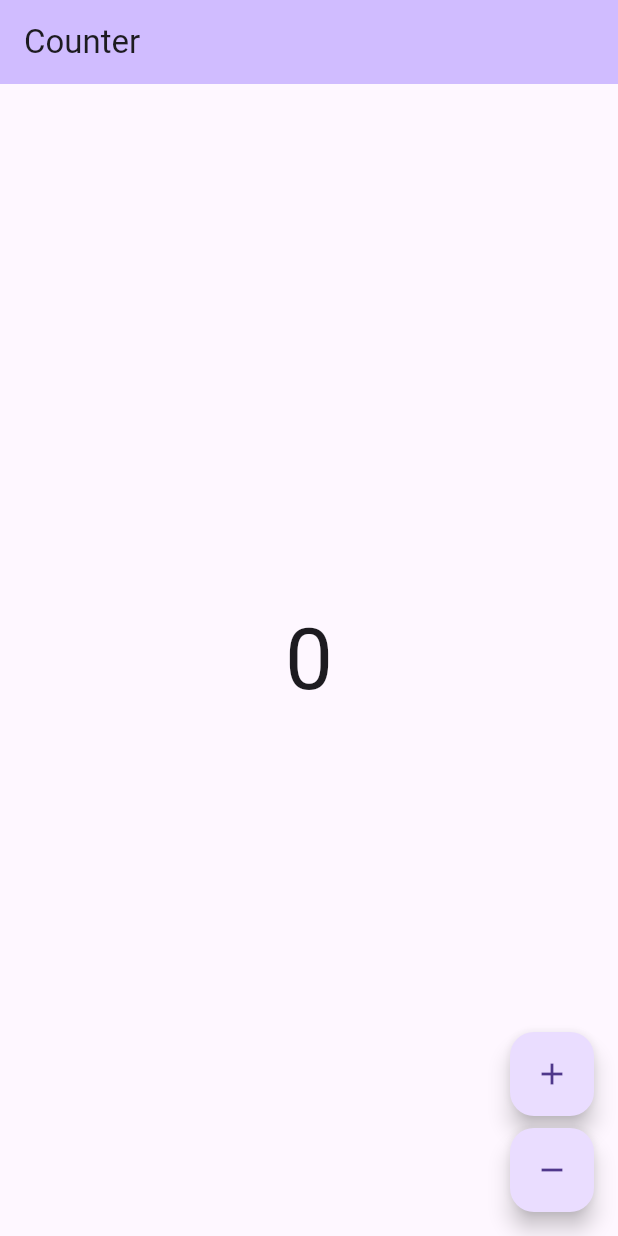
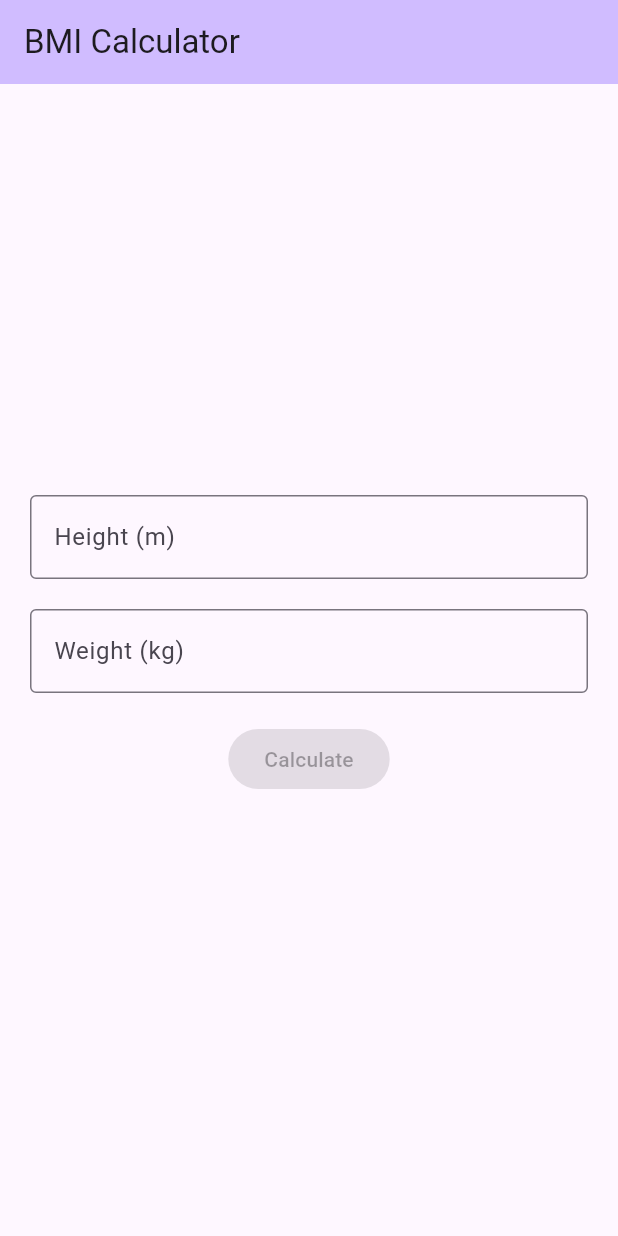
Before and after one commit to mnkeis/flutter_bmi_calculator, a Flutter app: the screen it shows after launch, on a phone screen of 412 x 824 dp. Run offline on Flutter 3.47's test engine with Material 3 defaults, Android fonts, the phone set to English and light mode, and no system bars; our stand-ins replace bloc, equatable, flutter_bloc, formz; generated files the repository leaves out were written again.

Commit message:
Implemented BMI calculation

```diff
--- /dev/null
+++ b/devtools_options.yaml
@@ -0,0 +1 @@
+extensions:
--- a/lib/app/view/app.dart
+++ b/lib/app/view/app.dart
@@ -1,5 +1,5 @@
 import 'package:flutter/material.dart';
-import 'package:flutter_bmi_calculator/counter/counter.dart';
+import 'package:flutter_bmi_calculator/bmi_calculator/bmi_calculator.dart';
 import 'package:flutter_bmi_calculator/l10n/l10n.dart';
 
 class App extends StatelessWidget {
@@ -8,7 +8,9 @@ class App extends StatelessWidget {
   @override
   Widget build(BuildContext context) {
     return MaterialApp(
+      debugShowCheckedModeBanner: false,
       theme: ThemeData(
+        visualDensity: VisualDensity.adaptivePlatformDensity,
         appBarTheme: AppBarTheme(
           backgroundColor: Theme.of(context).colorScheme.inversePrimary,
         ),
@@ -16,7 +18,7 @@ class App extends StatelessWidget {
       ),
       localizationsDelegates: AppLocalizations.localizationsDelegates,
       supportedLocales: AppLocalizations.supportedLocales,
-      home: const CounterPage(),
+      home: const BmiCalculatorPage(),
     );
   }
 }
--- /dev/null
+++ b/lib/bmi_calculator/bmi_calculator.dart
@@ -0,0 +1,2 @@
+export 'cubit/bmi_calculator_cubit.dart';
+export 'view/bmi_calculator_page.dart';
--- /dev/null
+++ b/lib/bmi_calculator/cubit/bmi_calculator_cubit.dart
@@ -0,0 +1,51 @@
+import 'package:bloc/bloc.dart';
+import 'package:equatable/equatable.dart';
+import 'package:flutter_bmi_calculator/bmi_calculator/models/models.dart';
+import 'package:formz/formz.dart';
+
+part 'bmi_calculator_state.dart';
+
+class BmiCalculatorCubit extends Cubit<BmiCalculatorState> {
+  BmiCalculatorCubit() : super(const BmiCalculatorState());
+
+  void heightEdited(String? value) {
+    if (value != null) {
+      final height = DecimalNumber.dirty(value);
+      emit(
+        state.copyWith(
+          height: height,
+          isCalculated: false,
+          isValid: Formz.validate([height, state.weight]),
+        ),
+      );
+    }
+  }
+
+  void weightEdited(String? value) {
+    if (value != null) {
+      final weight = DecimalNumber.dirty(value);
+      emit(
+        state.copyWith(
+          weight: weight,
+          isCalculated: false,
+          isValid: Formz.validate([weight, state.height]),
+        ),
+      );
+    }
+  }
+
+  void calculateBmi() {
+    final bmi = state.weight.value / (state.height.value * state.height.value);
+    emit(
+      state.copyWith(
+        bmi: bmi,
+        isCalculated: true,
+        result: bmi < 18.5
+            ? BmiResult.underWeight
+            : (bmi < 24.9
+                ? BmiResult.normalWeight
+                : (bmi < 29.9 ? BmiResult.overWeight : BmiResult.obese)),
+      ),
+    );
+  }
+}
--- /dev/null
+++ b/lib/bmi_calculator/cubit/bmi_calculator_state.dart
@@ -0,0 +1,54 @@
+part of 'bmi_calculator_cubit.dart';
+
+enum BmiResult {
+  notCalculated,
+  underWeight,
+  normalWeight,
+  overWeight,
+  obese,
+}
+
+class BmiCalculatorState extends Equatable {
+  const BmiCalculatorState({
+    this.height = const DecimalNumber.pure(),
+    this.weight = const DecimalNumber.pure(),
+    this.isValid = false,
+    this.isCalculated = false,
+    this.result = BmiResult.notCalculated,
+    this.bmi,
+  });
+
+  final DecimalNumber height;
+  final DecimalNumber weight;
+  final bool isValid;
+  final bool isCalculated;
+  final double? bmi;
+  final BmiResult result;
+
+  BmiCalculatorState copyWith({
+    DecimalNumber? height,
+    DecimalNumber? weight,
+    bool? isValid,
+    bool? isCalculated,
+    double? bmi,
+    BmiResult? result,
+  }) =>
+      BmiCalculatorState(
+        height: height ?? this.height,
+        weight: weight ?? this.weight,
+        isValid: isValid ?? this.isValid,
+        isCalculated: isCalculated ?? this.isCalculated,
+        result: result ?? this.result,
+        bmi: bmi ?? this.bmi,
+      );
+
+  @override
+  List<Object?> get props => [
+        height,
+        weight,
+        isValid,
+        isCalculated,
+        bmi,
+        result,
+      ];
+}
--- /dev/null
+++ b/lib/bmi_calculator/models/decimal_number.dart
@@ -0,0 +1,22 @@
+import 'package:formz/formz.dart';
+
+enum NumberValidationError {
+  empty,
+  notANumber,
+}
+
+class DecimalNumber extends FormzInput<double, NumberValidationError> {
+  const DecimalNumber.pure() : super.pure(0);
+
+  DecimalNumber.dirty([String value = '0'])
+      : super.dirty(double.tryParse(value) ?? 0);
+
+  @override
+  NumberValidationError? validator(double? value) {
+    return value == 0
+        ? NumberValidationError.empty
+        : value != null
+            ? null
+            : NumberValidationError.notANumber;
+  }
+}
--- /dev/null
+++ b/lib/bmi_calculator/models/models.dart
@@ -0,0 +1 @@
+export 'decimal_number.dart';
--- /dev/null
+++ b/lib/bmi_calculator/view/bmi_calculator_page.dart
@@ -0,0 +1,117 @@
+import 'package:flutter/material.dart';
+import 'package:flutter_bloc/flutter_bloc.dart';
+import 'package:flutter_bmi_calculator/bmi_calculator/bmi_calculator.dart';
+import 'package:flutter_bmi_calculator/l10n/l10n.dart';
+
+class BmiCalculatorPage extends StatelessWidget {
+  const BmiCalculatorPage({super.key});
+
+  @override
+  Widget build(BuildContext context) {
+    return BlocProvider(
+      create: (_) => BmiCalculatorCubit(),
+      child: const BmiCalculatorView(),
+    );
+  }
+}
+
+class BmiCalculatorView extends StatelessWidget {
+  const BmiCalculatorView({super.key});
+
+  @override
+  Widget build(BuildContext context) {
+    final l10n = context.l10n;
+    return Scaffold(
+      appBar: AppBar(title: Text(l10n.bmiCalculatorAppBarTitle)),
+      body: Padding(
+        padding: const EdgeInsets.all(20),
+        child: BlocBuilder<BmiCalculatorCubit, BmiCalculatorState>(
+          builder: (context, state) {
+            return Column(
+              mainAxisAlignment: MainAxisAlignment.center,
+              children: <Widget>[
+                TextField(
+                  keyboardType:
+                      const TextInputType.numberWithOptions(decimal: true),
+                  decoration: InputDecoration(
+                    labelText: l10n.bmiCalculatorHeightInputHint,
+                    border: const OutlineInputBorder(),
+                    errorText: state.height.isPure
+                        ? null
+                        : state.height.isNotValid
+                            ? l10n.bmiCalculatorInvalidDecimal
+                            : null,
+                  ),
+                  onChanged: context.read<BmiCalculatorCubit>().heightEdited,
+                ),
+                const SizedBox(height: 20),
+                TextField(
+                  keyboardType:
+                      const TextInputType.numberWithOptions(decimal: true),
+                  decoration: InputDecoration(
+                    labelText: l10n.bmiCalculatorWeightInputHint,
+                    border: const OutlineInputBorder(),
+                    errorText: state.weight.isPure
+                        ? null
+                        : state.weight.isNotValid
+                            ? l10n.bmiCalculatorInvalidDecimal
+                            : null,
+                  ),
+                  onChanged: context.read<BmiCalculatorCubit>().weightEdited,
+                ),
+                const SizedBox(height: 20),
+                ElevatedButton(
+                  onPressed: state.isValid
+                      ? () {
+                          context.read<BmiCalculatorCubit>().calculateBmi();
+                          FocusScope.of(context).unfocus();
+                        }
+                      : null,
+                  child: Text(l10n.bmiCalculatorCalculateButtonLabel),
+                ),
+                const SizedBox(height: 20),
+                if (state.isCalculated) ...[
+                  Text(
+                    '''${l10n.bmiCalculatorResultLabel} ${state.bmi?.toStringAsFixed(2)}''',
+                    style: const TextStyle(fontSize: 24),
+                  ),
+                  const SizedBox(height: 20),
+                  Builder(
+                    builder: (context) {
+                      late String result;
+                      late Color color;
+                      switch (state.result) {
+                        case BmiResult.notCalculated:
+                          result = '';
+                          color = Colors.white;
+                        case BmiResult.underWeight:
+                          result = l10n.bmiCalculatorResultUnderWeight;
+                          color = Colors.blue;
+                        case BmiResult.normalWeight:
+                          result = l10n.bmiCalculatorResultNormalWeight;
+                          color = Colors.green;
+                        case BmiResult.overWeight:
+                          result = l10n.bmiCalculatorResultOverWeight;
+                          color = Colors.red;
+                        case BmiResult.obese:
+                          result = l10n.bmiCalculatorResultObese;
+                          color = Colors.red;
+                      }
+                      return Text(
+                        result,
+                        style: TextStyle(
+                          fontSize: 20,
+                          color: color,
+                        ),
+                      );
+                    },
+                  ),
+                ],
+              ],
+            );
+          },
+        ),
+      ),
+    );
+  }
+}
--- a/lib/counter/counter.dart
+++ /dev/null
@@ -1,2 +0,0 @@
-export 'cubit/counter_cubit.dart';
-export 'view/counter_page.dart';
--- a/lib/counter/cubit/counter_cubit.dart
+++ /dev/null
@@ -1,8 +0,0 @@
-import 'package:bloc/bloc.dart';
-
-class CounterCubit extends Cubit<int> {
-  CounterCubit() : super(0);
-
-  void increment() => emit(state + 1);
-  void decrement() => emit(state - 1);
-}
--- a/lib/counter/view/counter_page.dart
+++ /dev/null
@@ -1,55 +0,0 @@
-import 'package:flutter/material.dart';
-import 'package:flutter_bloc/flutter_bloc.dart';
-import 'package:flutter_bmi_calculator/counter/counter.dart';
-import 'package:flutter_bmi_calculator/l10n/l10n.dart';
-
-class CounterPage extends StatelessWidget {
-  const CounterPage({super.key});
-
-  @override
-  Widget build(BuildContext context) {
-    return BlocProvider(
-      create: (_) => CounterCubit(),
-      child: const CounterView(),
-    );
-  }
-}
-
-class CounterView extends StatelessWidget {
-  const CounterView({super.key});
-
-  @override
-  Widget build(BuildContext context) {
-    final l10n = context.l10n;
-    return Scaffold(
-      appBar: AppBar(title: Text(l10n.counterAppBarTitle)),
-      body: const Center(child: CounterText()),
-      floatingActionButton: Column(
-        mainAxisAlignment: MainAxisAlignment.end,
-        crossAxisAlignment: CrossAxisAlignment.end,
-        children: [
-          FloatingActionButton(
-            onPressed: () => context.read<CounterCubit>().increment(),
-            child: const Icon(Icons.add),
-          ),
-          const SizedBox(height: 8),
-          FloatingActionButton(
-            onPressed: () => context.read<CounterCubit>().decrement(),
-            child: const Icon(Icons.remove),
-          ),
-        ],
-      ),
-    );
-  }
-}
-
-class CounterText extends StatelessWidget {
-  const CounterText({super.key});
-
-  @override
-  Widget build(BuildContext context) {
-    final theme = Theme.of(context);
-    final count = context.select((CounterCubit cubit) => cubit.state);
-    return Text('$count', style: theme.textTheme.displayLarge);
-  }
-}
--- a/lib/l10n/arb/app_en.arb
+++ b/lib/l10n/arb/app_en.arb
@@ -3,5 +3,17 @@
     "counterAppBarTitle": "Counter",
     "@counterAppBarTitle": {
         "description": "Text shown in the AppBar of the Counter Page"
-    }
+    },
+    "bmiCalculatorAppBarTitle": "BMI Calculator",
+
+    "@__BMI_CALCULATOR_VIEW__": {},
+    "bmiCalculatorHeightInputHint": "Height (m)",
+    "bmiCalculatorWeightInputHint": "Weight (kg)",
+    "bmiCalculatorInvalidDecimal": "Invalid decimal number",
+    "bmiCalculatorCalculateButtonLabel": "Calculate",
+    "bmiCalculatorResultLabel": "Your BMI is:",
+    "bmiCalculatorResultUnderWeight": "Under Weight",
+    "bmiCalculatorResultNormalWeight": "Normal Weight",
+    "bmiCalculatorResultOverWeight": "Over Weight",
+    "bmiCalculatorResultObese": "Obese"
 }
--- a/lib/l10n/l10n.dart
+++ b/lib/l10n/l10n.dart
@@ -1,4 +1,5 @@
 import 'package:flutter/widgets.dart';
+
 import 'package:flutter_gen/gen_l10n/app_localizations.dart';
 
 export 'package:flutter_gen/gen_l10n/app_localizations.dart';
```
Also changed, not shown: lib/l10n/arb/app_es.arb (+13 -1 lines), pubspec.yaml (+5 -4 lines), pubspec.lock, 7 other files.
